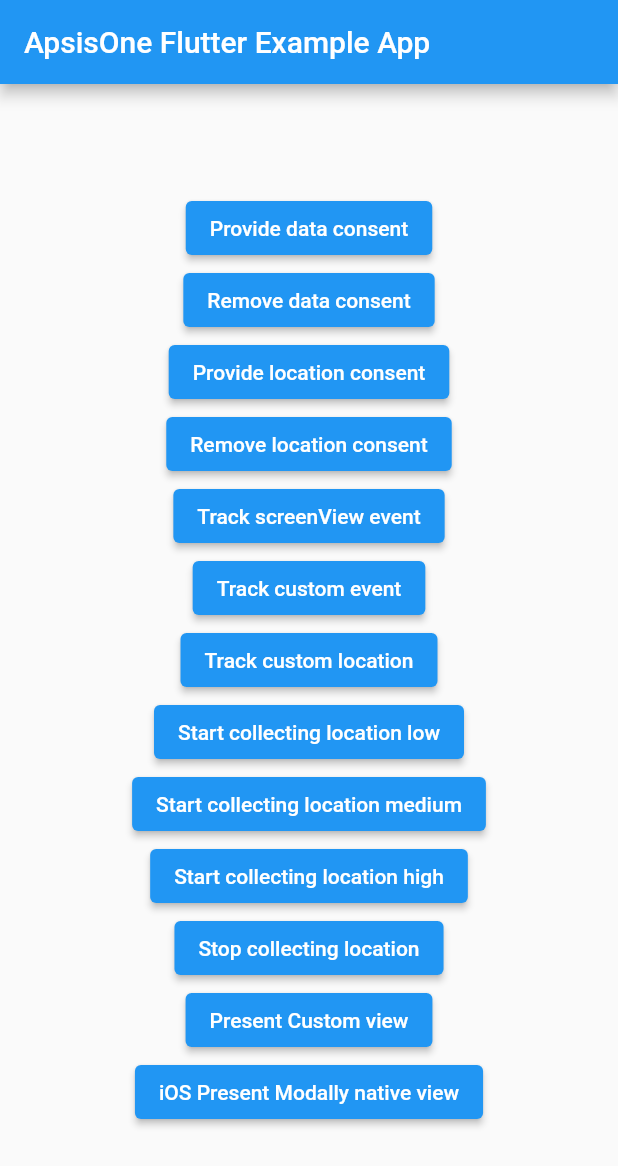
After one commit to ApsisInternational/rostov-app-tool-flutter, a Flutter app: the screen it shows after launch, on a phone screen of 412 x 824 dp. The commit adds this screen. Shown: the top 1166 px of the screen. Run offline on Flutter 3.47's test engine with Material 2 defaults, Android fonts, the phone set to English and light mode, and no system bars.

Commit message:
Update example app

```diff
--- /dev/null
+++ b/example/lib/extras.dart
@@ -0,0 +1,44 @@
+import 'dart:ui';
+import 'package:flutter/material.dart';
+
+class BlurryDialog extends StatelessWidget {
+  String title;
+  String content;
+
+  BlurryDialog(this.title, this.content);
+  TextStyle textStyle = TextStyle (color: Colors.black);
+
+  @override
+  Widget build(BuildContext context) {
+    return BackdropFilter(
+      filter: ImageFilter.blur(sigmaX: 6, sigmaY: 6),
+      child:  AlertDialog(
+      title: new Text(title,style: textStyle,),
+      content: new Text(content, style: textStyle,),
+      actions: <Widget>[
+        new FlatButton(
+          child: Text("OK"),
+          onPressed: () {
+            Navigator.of(context).pop();
+          },
+        ),
+      ],
+      ));
+  }
+}
+
+class CustomButton extends StatelessWidget {
+  const CustomButton({required this.onPressed, required this.title, Key? key})
+    : super(key: key);
+
+  final VoidCallback onPressed;
+  final String title;
+
+  @override
+  Widget build(BuildContext context) {
+    return ElevatedButton(
+      onPressed: onPressed,
+      child: Text(title),
+    );
+  }
+}
--- /dev/null
+++ b/example/lib/first.dart
@@ -0,0 +1,110 @@
+import 'dart:ui';
+import 'package:flutter/material.dart';
+import 'dart:async';
+
+import 'package:flutter/services.dart';
+import 'package:apsis_one/apsis_one.dart';
+import 'extras.dart';
+import 'main.dart';
+
+class FirstPage extends StatefulWidget {
+  const FirstPage({Key? key}) : super(key: key);
+  @override
+  State<FirstPage> createState() => FirstPageState();
+}
+
+class FirstPageState extends State<FirstPage> {
+  static const MethodChannel _methodChannel = MethodChannel('com.apsis.one/sampleapp');
+
+  @override
+  Widget build(BuildContext context) {
+    return Scaffold(
+        appBar: AppBar(
+          title: const Text('ApsisOne Flutter Example App'),
+        ),
+        body: Center(
+          child: Center(child: mainMenu()),
+        ),
+    );
+  }
+
+  Widget mainMenu() {
+    return Column (
+            mainAxisAlignment: MainAxisAlignment.center,
+            children: <Widget>[
+              CustomButton (onPressed: _provideCollectDataConsent, title: 'Provide data consent'),
+              CustomButton (onPressed: _removeCollectDataConsent, title: 'Remove data consent'),
+              CustomButton (onPressed: _provideCollectLocationConsent, title: 'Provide location consent'),
+              CustomButton (onPressed: _removeCollectLocationConsent, title: 'Remove location consent'),
+              CustomButton (onPressed: _trackScreenViewEvent, title: 'Track screenView event'),
+              CustomButton (onPressed: _trackCustomEvent, title: 'Track custom event'),
+              CustomButton (onPressed: _trackCustomLocation, title: 'Track custom location'),
+              CustomButton (onPressed: _startCollectLocationLow, title: 'Start collecting location low'),
+              CustomButton (onPressed: _startCollectLocationMedium, title: 'Start collecting location medium'),
+              CustomButton (onPressed: _startCollectLocationHigh, title: 'Start collecting location high'),
+              CustomButton (onPressed: _stopCollectLocation, title: 'Stop collecting location'),
+              CustomButton (onPressed: _presentCustomView, title: 'Present Custom view'),
+              CustomButton (onPressed: _presentView, title: 'iOS Present Modally native view'),
+            ],
+          );
+  }
+
+  void _provideCollectDataConsent() {
+    ApsisOne.provideConsent(ONEConsentType.collectData);
+  }
+
+  void _removeCollectDataConsent() {
+    ApsisOne.removeConsent(ONEConsentType.collectData);
+  }
+
+  void _provideCollectLocationConsent() {
+    ApsisOne.provideConsent(ONEConsentType.collectLocation);
+  }
+
+  void _removeCollectLocationConsent() {
+    ApsisOne.removeConsent(ONEConsentType.collectLocation);
+  }
+
+  void _trackScreenViewEvent() {
+    ApsisOne.trackScreenViewEvent('Custom view title');
+  }
+
+  void _trackCustomEvent() {
+      var testCustomEventData = {
+        'source' : 'testSource',
+        'number' : 321,
+        'numberWithDecimal' : 3.14159,
+        'text' : 'testText',
+        'trueFalse' : true
+      };
+      ApsisOne.trackCustomEvent('com.apsis1.events.transaction.custom-testcustomevent-651e5udu28', testCustomEventData);
+  }
+
+  void _trackCustomLocation() {
+    ApsisOne.trackLocation(59.325005, 18.070897, 'Test placemark name', 'Test placemark address', 3);
+  }
+
+  void _startCollectLocationLow() {
+    ApsisOne.startCollectingLocation(ONELocationFrequency.low);
+  }
+
+  void _startCollectLocationMedium() {
+    ApsisOne.startCollectingLocation(ONELocationFrequency.medium);
+  }
+
+  void _startCollectLocationHigh() {
+    ApsisOne.startCollectingLocation(ONELocationFrequency.high);
+  }
+
+  void _stopCollectLocation() {
+    ApsisOne.stopCollectingLocation();
+  }
+
+  void _presentCustomView() {
+    Navigator.pushNamed(context, '/SecondFlutterView');
+  }
+
+  Future<void> _presentView() async {
+    await _methodChannel.invokeMethod('switchView');
+  }
+}
--- a/example/lib/second.dart
+++ b/example/lib/second.dart
@@ -1,5 +1,6 @@
 import 'dart:ui';
 import 'package:flutter/material.dart';
+import 'extras.dart';
 
 class DetailView extends StatelessWidget {
 
```
Also changed, not shown: example/lib/main.dart (+8 -157 lines).
